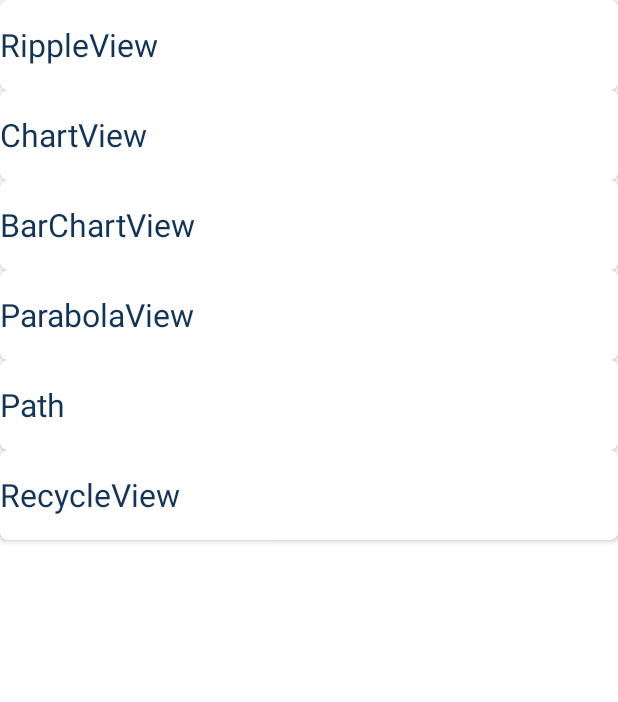
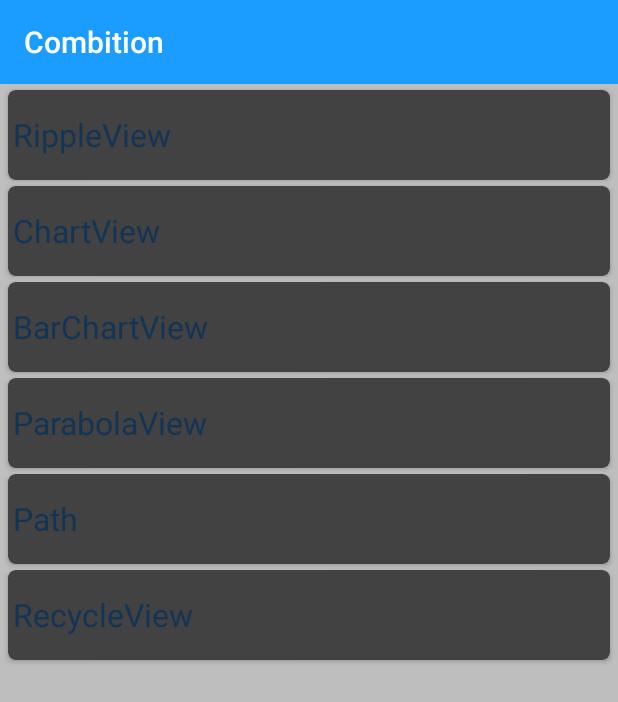
Before and after one commit to yocn/combination, an Android app: the screen it shows after launch (MainActivity), on a phone screen of 412 x 824 dp. Shown: the top 702 px of the screen. Run offline under Robolectric (Android 15) with nearby library versions, the phone set to English and light mode, and no system bars; 4 statements that could not run were skipped.

Commit message:
some detail change

```diff
--- a/app/src/main/AndroidManifest.xml
+++ b/app/src/main/AndroidManifest.xml
@@ -14,6 +14,10 @@
 
                 <category android:name="android.intent.category.LAUNCHER" />
             </intent-filter>
+        </activity>
+        <activity
+            android:name=".BaseActivity"
+            android:label="@string/app_name" >
         </activity>
         <activity
             android:name=".ChartViewAct"
--- a/app/src/main/java/yocn/com/collection/BarChartViewAct.java
+++ b/app/src/main/java/yocn/com/collection/BarChartViewAct.java
@@ -7,7 +7,7 @@ import android.widget.ListView;
 
 import yocn.com.collection.adapter.BarChartAdapter;
 
-public class BarChartViewAct extends ActionBarActivity {
+public class BarChartViewAct extends BaseActivity {
 
 
     private ListView lv_chart;
@@ -17,7 +17,7 @@ public class BarChartViewAct extends ActionBarActivity {
     @Override
     protected void onCreate(Bundle savedInstanceState) {
         super.onCreate(savedInstanceState);
-        setContentView(R.layout.activity_bar_chart);
+        setContentView(getLayoutInflater().inflate(R.layout.activity_bar_chart, null));
         lv_chart = (ListView) findViewById(R.id.lv_chart);
         mBarChartAdapter = new BarChartAdapter(this);
         lv_chart.setAdapter(mBarChartAdapter);
--- /dev/null
+++ b/app/src/main/java/yocn/com/collection/BaseActivity.java
@@ -0,0 +1,33 @@
+package yocn.com.collection;
+
+import android.os.Bundle;
+import android.os.PersistableBundle;
+import android.support.annotation.LayoutRes;
+import android.support.v7.app.ActionBarActivity;
+import android.support.v7.widget.Toolbar;
+import android.view.View;
+
+/**
+ * Created by Yocn on 2015/12/2 0002.
+ */
+public class BaseActivity extends ActionBarActivity {
+    Toolbar toolbar;
+
+    @Override
+    public void onCreate(Bundle savedInstanceState, PersistableBundle persistentState) {
+        super.onCreate(savedInstanceState, persistentState);
+    }
+
+    @Override
+    public void setContentView(@LayoutRes int layoutResID) {
+        super.setContentView(layoutResID);
+
+    }
+
+    @Override
+    public void setContentView(View view) {
+        toolbar = (Toolbar) view.findViewById(R.id.toolbar);
+        setSupportActionBar(toolbar);
+        super.setContentView(view);
+    }
+}
--- a/app/src/main/java/yocn/com/collection/ChartViewAct.java
+++ b/app/src/main/java/yocn/com/collection/ChartViewAct.java
@@ -15,7 +15,7 @@ import java.util.Random;
 import yocn.com.collection.utils.ChartBean;
 import yocn.com.collection.view.ChartView;
 
-public class ChartViewAct extends ActionBarActivity implements OnClickListener {
+public class ChartViewAct extends BaseActivity implements OnClickListener {
     private RelativeLayout ll_full;
     private ChartView cv_chart;
     private Button bt_change;
@@ -31,7 +31,7 @@ public class ChartViewAct extends ActionBarActivity implements OnClickListener {
     @Override
     protected void onCreate(Bundle savedInstanceState) {
         super.onCreate(savedInstanceState);
-        setContentView(R.layout.activity_chart);
+        setContentView(getLayoutInflater().inflate(R.layout.activity_chart, null));
         ll_full = (RelativeLayout) findViewById(R.id.ll_full);
         cv_chart = (ChartView) findViewById(R.id.cv_chart);
 //        bt_change = (Button) findViewById(R.id.bt_change);
--- a/app/src/main/java/yocn/com/collection/MainActivity.java
+++ b/app/src/main/java/yocn/com/collection/MainActivity.java
@@ -7,6 +7,7 @@ import android.support.v7.app.ActionBarActivity;
 import android.support.v7.widget.DefaultItemAnimator;
 import android.support.v7.widget.LinearLayoutManager;
 import android.support.v7.widget.RecyclerView;
+import android.support.v7.widget.Toolbar;
 
 import com.google.android.gms.appindexing.Action;
 import com.google.android.gms.appindexing.AppIndex;
@@ -18,8 +19,8 @@ import yocn.com.collection.adapter.MainAdapter;
 import yocn.com.collection.bean.MainItemBean;
 
 
-public class MainActivity extends ActionBarActivity {
-
+public class MainActivity extends BaseActivity {
+    Toolbar toolbar;
     RecyclerView rv_main;
     ArrayList mMainItemBeanList = new ArrayList<MainItemBean>();
     /**
@@ -32,7 +33,10 @@ public class MainActivity extends ActionBarActivity {
     @Override
     protected void onCreate(Bundle savedInstanceState) {
         super.onCreate(savedInstanceState);
-        setContentView(R.layout.activity_main);
+        setContentView(getLayoutInflater().inflate(R.layout.activity_main, null));
+        toolbar = (Toolbar) findViewById(R.id.toolbar);
+        toolbar.setTitle("Combition");
+        setSupportActionBar(toolbar);
         rv_main = (RecyclerView) findViewById(R.id.rv_main);
         String[] mTitles = new String[]{"RippleView", "ChartView", "BarChartView", "ParabolaView", "Path", "RecycleView"};
         Class[] mTarget = new Class[]{RippleViewActivity.class, ChartViewAct.class, BarChartViewAct.class, ParabolaViewAct.class, PathActivity.class, RecycleViewAct.class};
--- a/app/src/main/java/yocn/com/collection/ParabolaViewAct.java
+++ b/app/src/main/java/yocn/com/collection/ParabolaViewAct.java
@@ -11,13 +11,13 @@ import android.view.WindowManager;
 
 import yocn.com.collection.utils.SystemBarTintManager;
 
-public class ParabolaViewAct extends ActionBarActivity {
+public class ParabolaViewAct extends BaseActivity {
 
     @SuppressLint("NewApi")
     @Override
     protected void onCreate(Bundle savedInstanceState) {
         super.onCreate(savedInstanceState);
-        setContentView(R.layout.activity_parabola);
+        setContentView(getLayoutInflater().inflate(R.layout.activity_parabola, null));
         if (Build.VERSION.SDK_INT >= Build.VERSION_CODES.KITKAT) {
             setTranslucentStatus(true);
         }
--- a/app/src/main/java/yocn/com/collection/PathActivity.java
+++ b/app/src/main/java/yocn/com/collection/PathActivity.java
@@ -14,9 +14,10 @@ import android.graphics.PathDashPathEffect;
 import android.graphics.PathEffect;
 import android.graphics.SumPathEffect;
 import android.os.Bundle;
+import android.support.v7.widget.Toolbar;
 import android.view.View;
 
-public class PathActivity extends Activity {
+public class PathActivity extends BaseActivity {
     /**
      * Called when the activity is first created.
      */
@@ -24,6 +25,8 @@ public class PathActivity extends Activity {
     public void onCreate(Bundle savedInstanceState) {
         super.onCreate(savedInstanceState);
         setContentView(new MyView(this));
+        toolbar = (Toolbar) findViewById(R.id.toolbar);
+        setSupportActionBar(toolbar);
     }
 
     class MyView extends View {
--- a/app/src/main/java/yocn/com/collection/RecycleViewAct.java
+++ b/app/src/main/java/yocn/com/collection/RecycleViewAct.java
@@ -11,13 +11,13 @@ import android.view.WindowManager;
 
 import yocn.com.collection.utils.SystemBarTintManager;
 
-public class RecycleViewAct extends ActionBarActivity {
+public class RecycleViewAct extends BaseActivity {
 
     @SuppressLint("NewApi")
     @Override
     protected void onCreate(Bundle savedInstanceState) {
         super.onCreate(savedInstanceState);
-        setContentView(R.layout.activity_recycle_view);
+        setContentView(getLayoutInflater().inflate(R.layout.activity_recycle_view, null));
         initSystemBar();
     }
 
--- a/app/src/main/java/yocn/com/collection/RippleViewActivity.java
+++ b/app/src/main/java/yocn/com/collection/RippleViewActivity.java
@@ -8,7 +8,7 @@ public class RippleViewActivity extends Activity {
     @Override
     protected void onCreate(Bundle savedInstanceState) {
         super.onCreate(savedInstanceState);
-        setContentView(R.layout.activity_ripple_view);
+        setContentView(getLayoutInflater().inflate(R.layout.activity_ripple_view, null));
     }
 
 }
--- a/app/src/main/java/yocn/com/collection/view/BarChartView.java
+++ b/app/src/main/java/yocn/com/collection/view/BarChartView.java
@@ -26,7 +26,7 @@ public class BarChartView extends View {
     /**
      * 柱状条的高度
      */
-    private int chartHeight = 0;
+    private int chartHeight = 1;
     /**
      * 柱状条的长度
      */
--- a/app/src/main/res/layout/activity_main.xml
+++ b/app/src/main/res/layout/activity_main.xml
@@ -1,10 +1,15 @@
 <RelativeLayout xmlns:android="http://schemas.android.com/apk/res/android"
     android:layout_width="fill_parent"
-    android:layout_height="fill_parent" >
+    android:layout_height="fill_parent">
+
+    <include
+        android:id="@+id/toolbar"
+        layout="@layout/toolbar" />
 
     <android.support.v7.widget.RecyclerView
         android:id="@+id/rv_main"
         android:layout_width="fill_parent"
-        android:layout_height="fill_parent" />
-
+        android:layout_height="match_parent"
+        android:layout_below="@+id/toolbar"
+        android:layout_marginTop="2dp" />
 </RelativeLayout>
--- a/app/src/main/res/layout/item_main.xml
+++ b/app/src/main/res/layout/item_main.xml
@@ -3,6 +3,10 @@
     xmlns:app="http://schemas.android.com/apk/res-auto"
     android:layout_width="match_parent"
     android:layout_height="60dp"
+    android:layout_marginBottom="2dp"
+    android:layout_marginLeft="5dp"
+    android:layout_marginRight="5dp"
+    android:layout_marginTop="2dp"
     app:cardCornerRadius="5dp"
     app:elevation="1dp">
 
@@ -21,6 +25,7 @@
             android:layout_weight="1"
             android:gravity="left|center_vertical"
             android:text="123456"
+            android:layout_marginLeft="3dp"
             android:textColor="#123456"
             android:textSize="21sp" />
 
--- /dev/null
+++ b/app/src/main/res/layout/toolbar.xml
@@ -0,0 +1,6 @@
+<?xml version="1.0" encoding="utf-8"?>
+<android.support.v7.widget.Toolbar xmlns:android="http://schemas.android.com/apk/res/android"
+    android:id="@+id/toolbar"
+    android:layout_width="match_parent"
+    android:layout_height="?attr/actionBarSize"
+    android:background="?attr/colorPrimary" />
--- a/app/src/main/res/values/styles.xml
+++ b/app/src/main/res/values/styles.xml
@@ -1,19 +1,18 @@
 <resources>
 
+    <!--定义主题使用parent引用我们自定义的AppTheme.Base主题-->
+    <style name="AppTheme" parent="AppTheme.Base"></style>
 
-    <style name="AppBaseTheme" parent="Theme.AppCompat.Light.NoActionBar">
-
-        <!-- toolbar（actionbar）颜色 -->
-        <item name="colorPrimary">#4876FF</item>
-        <!-- 状态栏颜色 -->
-        <item name="colorPrimaryDark">#3A5FCD</item>
-        <!-- 窗口的背景颜色 -->
-        <item name="android:windowBackground">@android:color/white</item>
-        <!-- SearchView -->
-        <item name="searchViewStyle">@style/MySearchViewStyle</item>
+    <style name="AppTheme.Base" parent="Theme.AppCompat">
+        <item name="windowActionBar">false</item>
+        <item name="windowNoTitle">true</item>
+        <!-- Actionbar color -->
+        <item name="colorPrimary">#1b9dff</item>
+        <!--Status bar color-->
+        <item name="colorPrimaryDark">#3d85c6</item>
+        <!--Window color-->
+        <item name="android:windowBackground">@color/dim_foreground_material_dark</item>
     </style>
-
-    <style name="AppTheme" parent="@style/AppBaseTheme"></style>
 
     <style name="MySearchViewStyle" parent="Widget.AppCompat.SearchView">
 
```
Also changed, not shown: app/src/main/res/layout/activity_bar_chart.xml (+7 -4 lines), app/src/main/res/layout/activity_chart.xml (+8 -5 lines), app/src/main/res/layout/activity_parabola.xml (+7 -4 lines), app/src/main/res/layout/activity_recycle_view.xml (+6 -2 lines), app/src/main/res/layout/activity_ripple_view.xml (+5 -5 lines).
